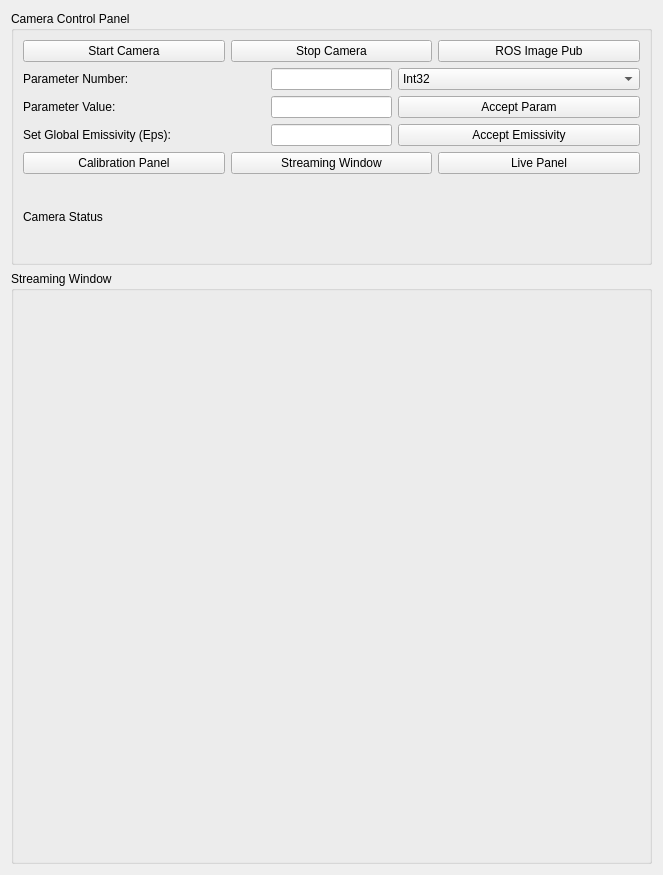
Above: src/Infratec_thermal_camera/Infratec_ros_driver/resources/infratec.ui from Davidlequnchen/MultiSensorFusion-ROS-AM-Monitoring before the change. Below: the same form after it.
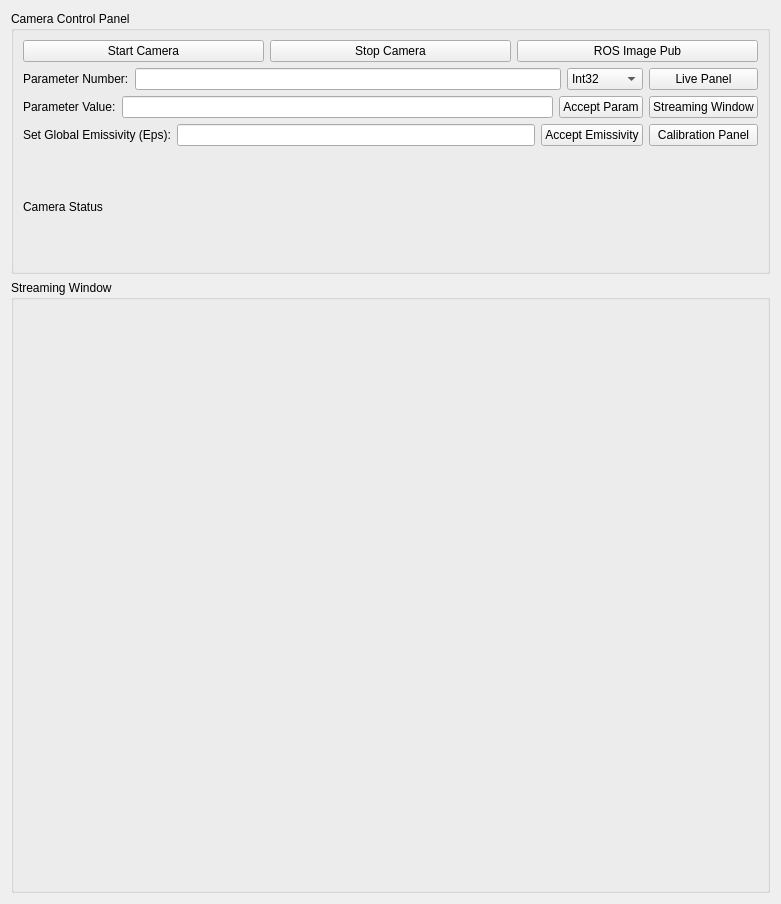
That is the form after the change.

Commit message: Re-arrange some file location; updated QT applicaiton for infratec thermal camera

Patch:
```diff
--- a/src/Infratec_thermal_camera/Infratec_ros_driver/resources/infratec.ui
+++ b/src/Infratec_thermal_camera/Infratec_ros_driver/resources/infratec.ui
@@ -6,8 +6,8 @@
    <rect>
     <x>0</x>
     <y>0</y>
-    <width>663</width>
-    <height>875</height>
+    <width>781</width>
+    <height>904</height>
    </rect>
   </property>
   <property name="windowTitle">
@@ -19,9 +19,9 @@
      <property name="title">
       <string>Camera Control Panel</string>
      </property>
-     <layout class="QVBoxLayout" name="verticalLayout_2">
+     <layout class="QVBoxLayout" name="verticalLayout_4">
       <item>
-       <layout class="QHBoxLayout" name="horizontalLayout_6">
+       <layout class="QHBoxLayout" name="horizontalLayout_5">
         <item>
          <widget class="QPushButton" name="StartButton">
           <property name="text">
@@ -46,7 +46,11 @@
        </layout>
       </item>
       <item>
-       <layout class="QHBoxLayout" name="horizontalLayout_2" stretch="4,2,4">
+       <layout class="QHBoxLayout" name="horizontalLayout_6">
+        <item>
+         <layout class="QVBoxLayout" name="verticalLayout_3">
+          <item>
+           <layout class="QHBoxLayout" name="horizontalLayout_2">
         <item>
          <widget class="QLabel" name="label_4">
           <property name="text">
@@ -99,7 +103,7 @@
        </layout>
       </item>
       <item>
-       <layout class="QHBoxLayout" name="horizontalLayout_3" stretch="4,2,4">
+           <layout class="QHBoxLayout" name="horizontalLayout_3">
         <item>
          <widget class="QLabel" name="label_5">
           <property name="text">
@@ -120,7 +124,7 @@
        </layout>
       </item>
       <item>
-       <layout class="QHBoxLayout" name="horizontalLayout_4" stretch="4,2,4">
+           <layout class="QHBoxLayout" name="horizontalLayout_4">
         <item>
          <widget class="QLabel" name="label_6">
           <property name="text">
@@ -140,28 +144,32 @@
         </item>
        </layout>
       </item>
-      <item>
-       <layout class="QHBoxLayout" name="horizontalLayout_10">
-        <item>
-         <widget class="QPushButton" name="RemoteButton">
-          <property name="text">
-           <string>Calibration Panel</string>
-          </property>
-         </widget>
+         </layout>
         </item>
         <item>
-         <widget class="QPushButton" name="StreamingButton">
-          <property name="text">
-           <string>Streaming Window</string>
-          </property>
-         </widget>
-        </item>
+         <layout class="QVBoxLayout" name="verticalLayout_2">
         <item>
          <widget class="QPushButton" name="LiveButton">
           <property name="text">
            <string>Live Panel</string>
           </property>
          </widget>
+          </item>
+          <item>
+           <widget class="QPushButton" name="StreamingButton">
+            <property name="text">
+             <string>Streaming Window</string>
+            </property>
+           </widget>
+          </item>
+          <item>
+           <widget class="QPushButton" name="RemoteButton">
+            <property name="text">
+             <string>Calibration Panel</string>
+            </property>
+           </widget>
+          </item>
+         </layout>
         </item>
        </layout>
       </item>
```
Lines whose indentation alone changed are shown as unchanged. The commit also changes 5354 other files.
